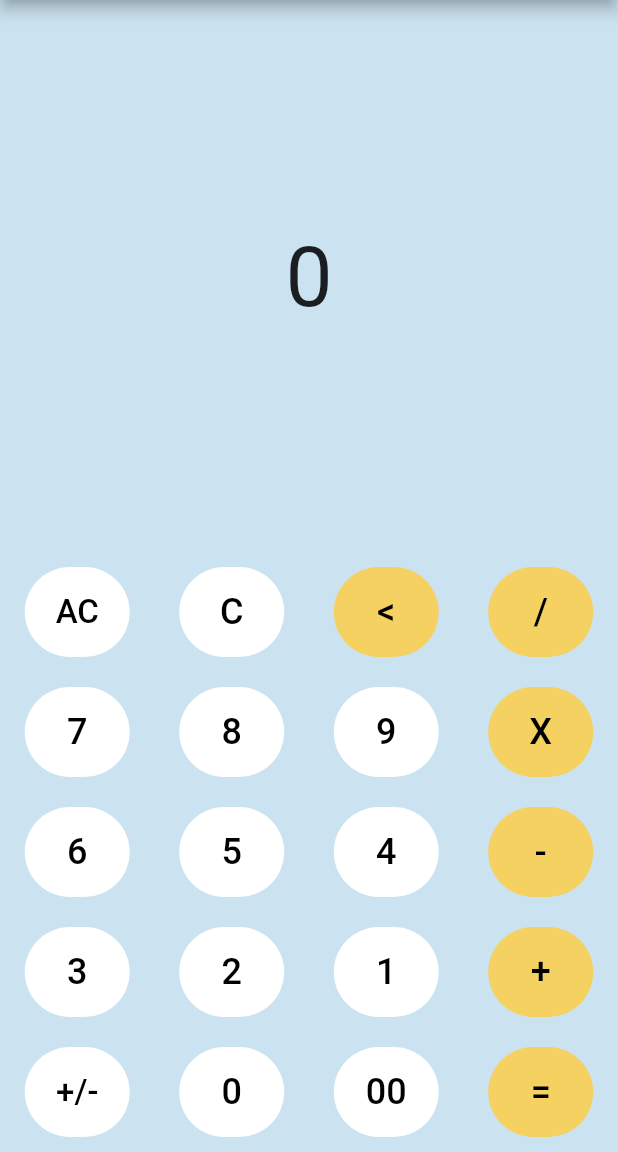
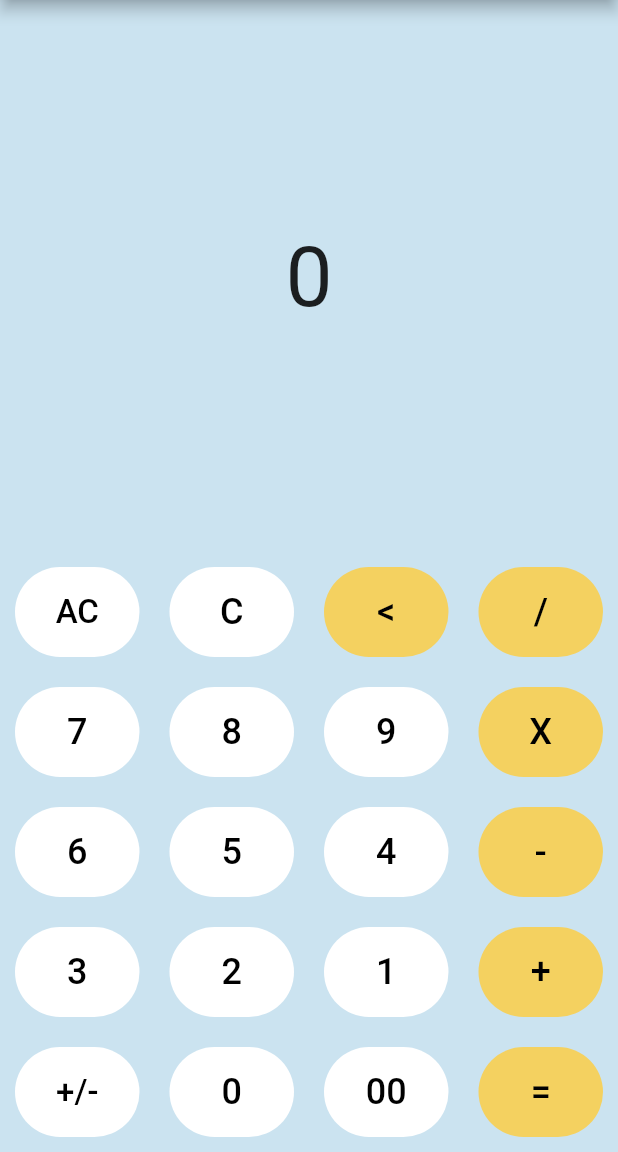
Before and after one commit to MarcoSalmaso/Android, a Flutter app: the screen it shows after launch, on a phone screen of 412 x 824 dp, the part 84-1236 px from its top. Run offline on Flutter 3.47's test engine with Material 2 defaults, Android fonts, the phone set to English and light mode, and no system bars.

Commit message:
Update main.dart

```diff
--- a/seconda_applicazione/lib/main.dart
+++ b/seconda_applicazione/lib/main.dart
@@ -168,170 +168,190 @@ class _MyHomePageState extends State<MyHomePage> {
               mainAxisAlignment: MainAxisAlignment.spaceAround,
               // ignore: prefer_const_literals_to_create_immutables
               children: [
-                CalculatorButton(
+                Expanded(
+                    child: CalculatorButton(
                   text: 'AC',
                   fillColor: 0xFFFFFFFF,
                   textColor: 0xFF000000,
                   textSize: 22,
                   callback: btnOnCLick,
-                ),
-                CalculatorButton(
+                )),
+                Expanded(
+                    child: CalculatorButton(
                   text: 'C',
                   fillColor: 0xFFFFFFFF,
                   textColor: 0xFF000000,
                   textSize: 24,
                   callback: btnOnCLick,
-                ),
-                CalculatorButton(
+                )),
+                Expanded(
+                    child: CalculatorButton(
                   text: '<',
                   fillColor: 0xFFf4d160,
                   textColor: 0xFF000000,
                   textSize: 24,
                   callback: btnOnCLick,
-                ),
-                CalculatorButton(
+                )),
+                Expanded(
+                    child: CalculatorButton(
                   text: '/',
                   fillColor: 0xFFf4d160,
                   textColor: 0xFF000000,
                   textSize: 24,
                   callback: btnOnCLick,
-                ),
+                )),
               ],
             ),
             Row(
               mainAxisAlignment: MainAxisAlignment.spaceAround,
               // ignore: prefer_const_literals_to_create_immutables
               children: [
-                CalculatorButton(
+                Expanded(
+                    child: CalculatorButton(
                   text: '7',
                   fillColor: 0xFFFFFFFF,
                   textColor: 0xFF000000,
                   textSize: 24,
                   callback: btnOnCLick,
-                ),
-                CalculatorButton(
+                )),
+                Expanded(
+                    child: CalculatorButton(
                   text: '8',
                   fillColor: 0xFFFFFFFF,
                   textColor: 0xFF000000,
                   textSize: 24,
                   callback: btnOnCLick,
-                ),
-                CalculatorButton(
+                )),
+                Expanded(
+                    child: CalculatorButton(
                   text: '9',
                   fillColor: 0xFFFFFFFF,
                   textColor: 0xFF000000,
                   textSize: 24,
                   callback: btnOnCLick,
-                ),
-                CalculatorButton(
+                )),
+                Expanded(
+                    child: CalculatorButton(
                   text: 'X',
                   fillColor: 0xFFf4d160,
                   textColor: 0xFF000000,
                   textSize: 24,
                   callback: btnOnCLick,
-                ),
+                )),
               ],
             ),
             Row(
               mainAxisAlignment: MainAxisAlignment.spaceAround,
               // ignore: prefer_const_literals_to_create_immutables
               children: [
-                CalculatorButton(
+                Expanded(
+                    child: CalculatorButton(
                   text: '6',
                   fillColor: 0xFFFFFFFF,
                   textColor: 0xFF000000,
                   textSize: 24,
                   callback: btnOnCLick,
-                ),
-                CalculatorButton(
+                )),
+                Expanded(
+                    child: CalculatorButton(
                   text: '5',
                   fillColor: 0xFFFFFFFF,
                   textColor: 0xFF000000,
                   textSize: 24,
                   callback: btnOnCLick,
-                ),
-                CalculatorButton(
+                )),
+                Expanded(
+                    child: CalculatorButton(
                   text: '4',
                   fillColor: 0xFFFFFFFF,
                   textColor: 0xFF000000,
                   textSize: 24,
                   callback: btnOnCLick,
-                ),
-                CalculatorButton(
+                )),
+                Expanded(
+                    child: CalculatorButton(
                   text: '-',
                   fillColor: 0xFFf4d160,
                   textColor: 0xFF000000,
                   textSize: 24,
                   callback: btnOnCLick,
-                ),
+                )),
               ],
             ),
             Row(
               mainAxisAlignment: MainAxisAlignment.spaceAround,
               // ignore: prefer_const_literals_to_create_immutables
               children: [
-                CalculatorButton(
+                Expanded(
+                    child: CalculatorButton(
                   text: '3',
                   fillColor: 0xFFFFFFFF,
                   textColor: 0xFF000000,
                   textSize: 24,
                   callback: btnOnCLick,
-                ),
-                CalculatorButton(
+                )),
+                Expanded(
+                    child: CalculatorButton(
                   text: '2',
                   fillColor: 0xFFFFFFFF,
                   textColor: 0xFF000000,
                   textSize: 24,
                   callback: btnOnCLick,
-                ),
-                CalculatorButton(
+                )),
+                Expanded(
+                    child: CalculatorButton(
                   text: '1',
                   fillColor: 0xFFFFFFFF,
                   textColor: 0xFF000000,
                   textSize: 24,
                   callback: btnOnCLick,
-                ),
-                CalculatorButton(
+                )),
+                Expanded(
+                    child: CalculatorButton(
                   text: '+',
                   fillColor: 0xFFf4d160,
                   textColor: 0xFF000000,
                   textSize: 24,
                   callback: btnOnCLick,
-                ),
+                )),
               ],
             ),
             Row(
               mainAxisAlignment: MainAxisAlignment.spaceAround,
               // ignore: prefer_const_literals_to_create_immutables
               children: [
-                CalculatorButton(
+                Expanded(
+                    child: CalculatorButton(
                   text: '+/-',
                   fillColor: 0xFFFFFFFF,
                   textColor: 0xFF000000,
                   textSize: 22,
                   callback: btnOnCLick,
-                ),
-                CalculatorButton(
+                )),
+                Expanded(
+                    child: CalculatorButton(
                   text: '0',
                   fillColor: 0xFFFFFFFF,
                   textColor: 0xFF000000,
                   textSize: 24,
                   callback: btnOnCLick,
-                ),
-                CalculatorButton(
+                )),
+                Expanded(
+                    child: CalculatorButton(
                   text: '00',
                   fillColor: 0xFFFFFFFF,
                   textColor: 0xFF000000,
                   textSize: 24,
                   callback: btnOnCLick,
-                ),
-                CalculatorButton(
+                )),
+                Expanded(
+                    child: CalculatorButton(
                   text: '=',
                   fillColor: 0xFFf4d160,
                   textColor: 0xFF000000,
                   textSize: 24,
                   callback: btnOnCLick,
-                ),
+                )),
               ],
             ),
           ],
```
